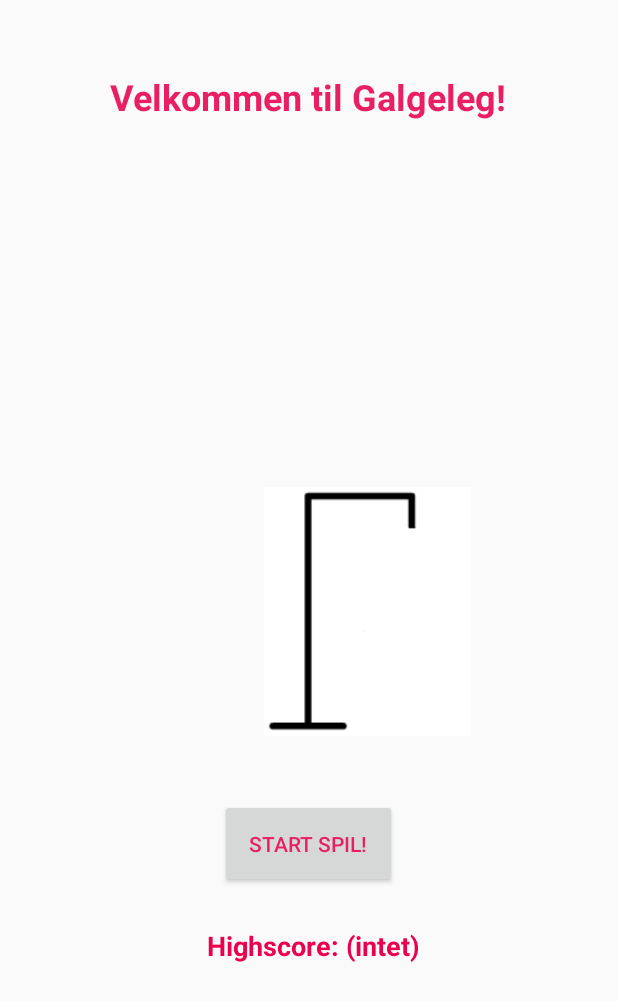
After one commit to HellaAchari/GalgelegFinal, an Android app: the layout activity_start.xml on its own in the app's theme, with its tools: preview values and no code run, on a phone screen of 412 x 824 dp. The commit adds this screen. Shown: the top 1001 px of the screen. Run offline under Robolectric (Android 15) with nearby library versions, the phone set to English and light mode, and no system bars.

Commit message:
Lavet en "tabt" activity

```diff
--- a/app/src/main/AndroidManifest.xml
+++ b/app/src/main/AndroidManifest.xml
@@ -9,14 +9,16 @@
         android:roundIcon="@mipmap/ic_launcher_round"
         android:supportsRtl="true"
         android:theme="@style/AppTheme">
-        <activity android:name=".Help"></activity>
-        <activity android:name=".MainActivity">
+        <activity android:name=".Start">
             <intent-filter>
                 <action android:name="android.intent.action.MAIN" />
 
                 <category android:name="android.intent.category.LAUNCHER" />
             </intent-filter>
         </activity>
+        <activity android:name=".MainActivity"/>
+        <activity android:name=".Tabt" />
+        <activity android:name=".Help" />
     </application>
 
 </manifest>
--- /dev/null
+++ b/app/src/main/res/layout/activity_start.xml
@@ -0,0 +1,67 @@
+<?xml version="1.0" encoding="utf-8"?>
+<androidx.constraintlayout.widget.ConstraintLayout xmlns:android="http://schemas.android.com/apk/res/android"
+    xmlns:app="http://schemas.android.com/apk/res-auto"
+    xmlns:tools="http://schemas.android.com/tools"
+    android:layout_width="match_parent"
+    android:layout_height="match_parent"
+    tools:context=".Start">
+
+    <ImageView
+        android:id="@+id/imageView3"
+        android:layout_width="167dp"
+        android:layout_height="166dp"
+        android:layout_marginBottom="42dp"
+        app:layout_constraintBottom_toTopOf="@+id/button2"
+        app:layout_constraintEnd_toEndOf="parent"
+        app:layout_constraintHorizontal_bias="0.659"
+        app:layout_constraintStart_toStartOf="parent"
+        app:layout_constraintTop_toBottomOf="@+id/textView5"
+        app:layout_constraintVertical_bias="1.0"
+        app:srcCompat="@drawable/galge" />
+
+    <TextView
+        android:id="@+id/textView5"
+        android:layout_width="304dp"
+        android:layout_height="54dp"
+        android:layout_marginTop="48dp"
+        android:text="Velkommen til Galgeleg!"
+        android:textAlignment="center"
+        android:textColor="#E91E63"
+        android:textSize="24sp"
+        android:textStyle="bold"
+        app:layout_constraintEnd_toEndOf="parent"
+        app:layout_constraintHorizontal_bias="0.495"
+        app:layout_constraintStart_toStartOf="parent"
+        app:layout_constraintTop_toTopOf="parent" />
+
+    <Button
+        android:id="@+id/button2"
+        android:layout_width="118dp"
+        android:layout_height="59dp"
+        android:layout_marginBottom="232dp"
+        android:text="Start spil!"
+        android:textColor="#E91E63"
+        app:layout_constraintBottom_toBottomOf="parent"
+        app:layout_constraintEnd_toEndOf="parent"
+        app:layout_constraintHorizontal_bias="0.498"
+        app:layout_constraintStart_toStartOf="parent" />
+
+    <TextView
+        android:id="@+id/textView6"
+        android:layout_width="257dp"
+        android:layout_height="39dp"
+        android:layout_marginStart="80dp"
+        android:layout_marginTop="17dp"
+        android:text="Highscore: (intet)"
+        android:textAlignment="center"
+        android:textAllCaps="false"
+        android:textColor="#EB004E"
+        android:textSize="18sp"
+        android:textStyle="bold"
+        app:layout_constraintBottom_toBottomOf="parent"
+        app:layout_constraintEnd_toEndOf="parent"
+        app:layout_constraintHorizontal_bias="0.0"
+        app:layout_constraintStart_toStartOf="parent"
+        app:layout_constraintTop_toBottomOf="@+id/button2"
+        app:layout_constraintVertical_bias="0.051" />
+</androidx.constraintlayout.widget.ConstraintLayout>
```
Also changed, not shown: app/src/main/java/com/example/myapplication/MainActivity.java (+12 -6 lines), app/src/main/res/layout/activity_tabt.xml (added, +49 -0 lines).
